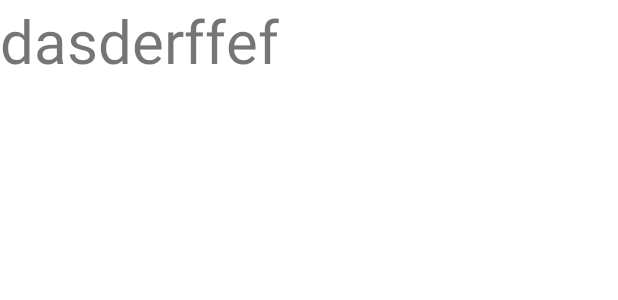
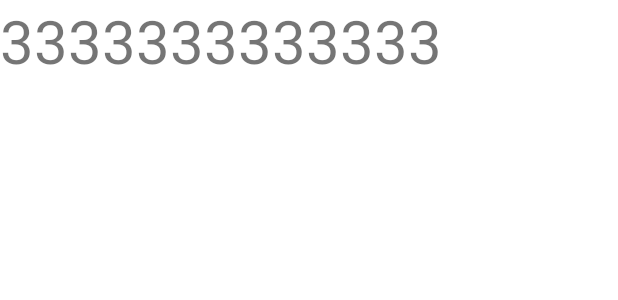
Before and after one commit to MoneyAdd/MyFintech2, an Android app: the layout test.xml on its own in the app's theme, with its tools: preview values and no code run, on a phone screen of 412 x 824 dp. Shown: the top 300 px of the screen. Run offline under Robolectric (Android 15) with nearby library versions, the phone set to English and light mode, and no system bars.

Commit message:
xml추가

```diff
--- a/app/src/main/res/layout/activity_main.xml
+++ b/app/src/main/res/layout/activity_main.xml
@@ -9,7 +9,7 @@
     <TextView
         android:layout_width="wrap_content"
         android:layout_height="wrap_content"
-        android:text="Hello World!"
+        android:text="3333333333333"
         app:layout_constraintBottom_toBottomOf="parent"
         app:layout_constraintLeft_toLeftOf="parent"
         app:layout_constraintRight_toRightOf="parent"
--- a/app/src/main/res/layout/test.xml
+++ b/app/src/main/res/layout/test.xml
@@ -5,6 +5,6 @@
 <TextView
     android:layout_width="match_parent"
     android:layout_height="match_parent"
-    android:text="dasderffef"
+    android:text="3333333333333"
     android:textSize="40dp"/>
 </androidx.constraintlayout.widget.ConstraintLayout>
```
